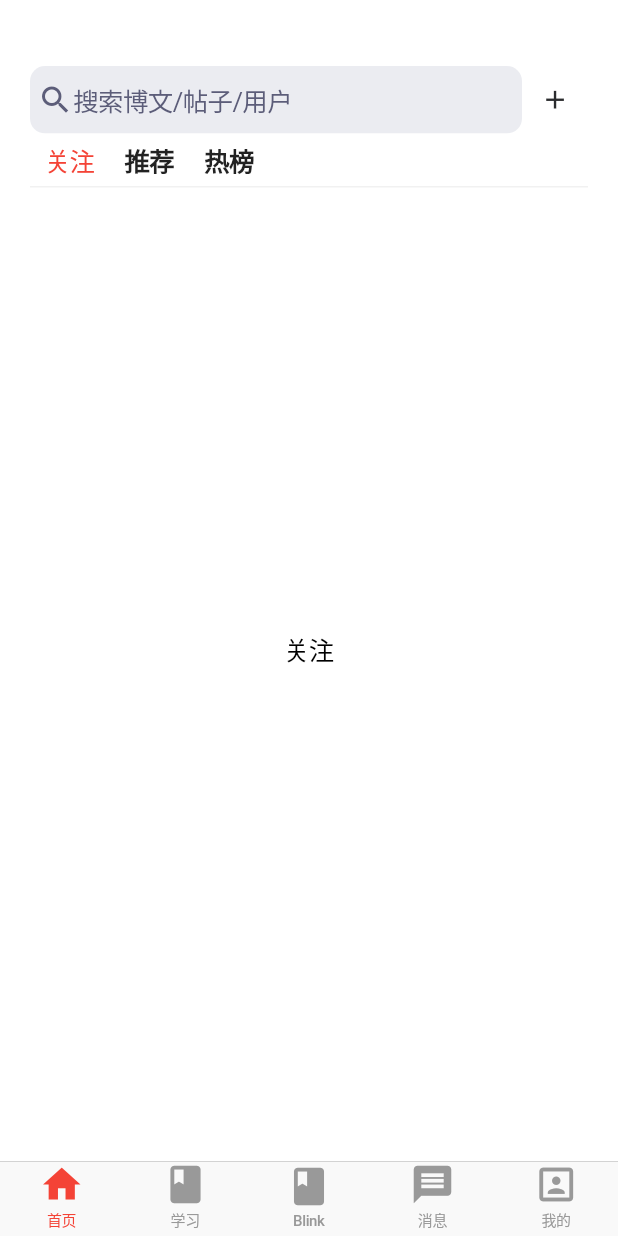
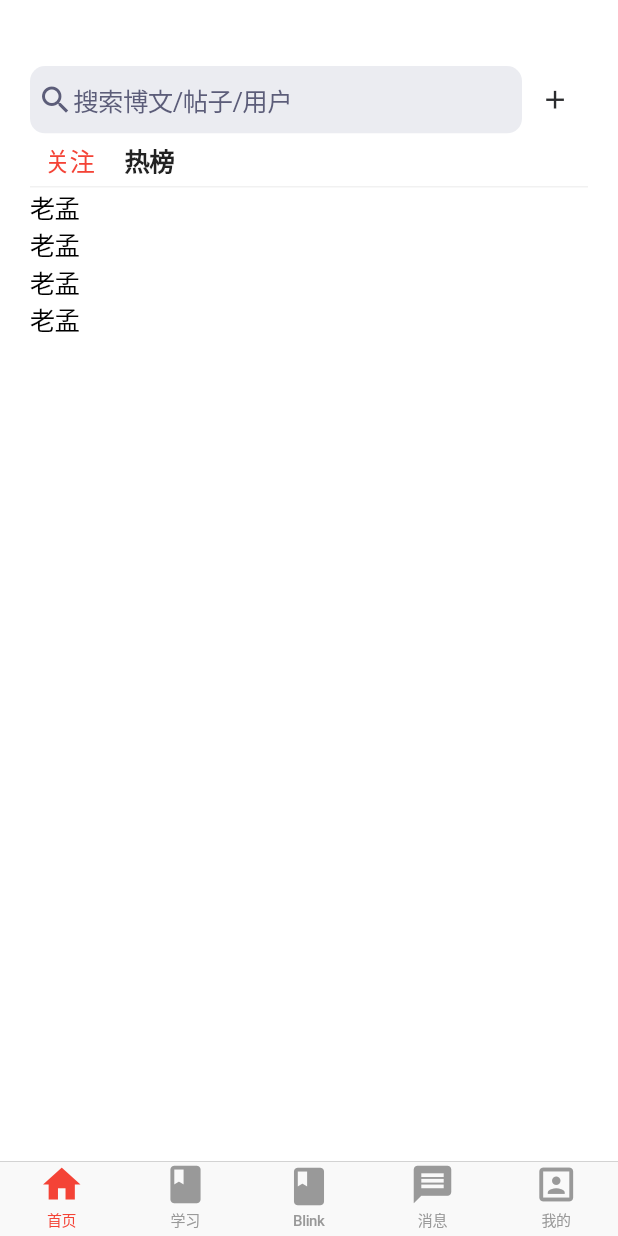
Before and after one commit to jinweizhao/csdn-copy, a Flutter app: the screen it shows after launch, on a phone screen of 412 x 824 dp. Run offline on Flutter 3.47's test engine with Material 2 defaults, Android fonts, the phone set to English and light mode, and no system bars; our stand-ins replace pull_to_refresh.

```diff
--- a/csdn_copy/lib/MainVC/MainScreen.dart
+++ b/csdn_copy/lib/MainVC/MainScreen.dart
@@ -1,6 +1,5 @@
 import 'package:csdn_copy/MainVC/Views/AttentionView.dart';
 import 'package:csdn_copy/MainVC/Views/HotList.dart';
-import 'package:csdn_copy/MainVC/Views/RecommendView.dart';
 import 'package:flutter/cupertino.dart';
 import 'package:flutter/material.dart';
 
@@ -38,12 +37,11 @@ class _MainScreenState extends State<MainScreen>
   void initState() {
     views = [
       AttentionView(),
-      RecommendView(),
       HotListView(),
     ];
 
     _tabController = TabController(
-      length: 3,
+      length: views.length,
       vsync: this,
     );
 
@@ -117,25 +115,13 @@ class _MainScreenState extends State<MainScreen>
                       minSize: 35,
                       padding: EdgeInsets.fromLTRB(10, 0, 10, 0),
                       child: Text(
-                        '推荐',
+                        '热榜',
                         style: _currentIndex == 1
                             ? selectedStyle
                             : deSelectedStyle,
                       ),
                       onPressed: () {
                         switchTypeView(1);
-                      }),
-                  CupertinoButton(
-                      minSize: 35,
-                      padding: EdgeInsets.fromLTRB(10, 0, 10, 0),
-                      child: Text(
-                        '热榜',
-                        style: _currentIndex == 2
-                            ? selectedStyle
-                            : deSelectedStyle,
-                      ),
-                      onPressed: () {
-                        switchTypeView(2);
                       }),
                 ],
               ),
--- a/csdn_copy/lib/MainVC/Views/AttentionView.dart
+++ b/csdn_copy/lib/MainVC/Views/AttentionView.dart
@@ -1,21 +1,34 @@
 import 'package:flutter/cupertino.dart';
 import 'package:flutter/material.dart';
+import 'package:pull_to_refresh/pull_to_refresh.dart';
 
 class AttentionView extends StatefulWidget {
-
   @override
   _AttentionViewState createState() => _AttentionViewState();
 }
 
-class _AttentionViewState extends State<AttentionView>{
+class _AttentionViewState extends State<AttentionView> {
+
 
   @override
   Widget build(BuildContext context) {
-    return Container(
-      child: Center(
-        child: Text('关注'),
-      ),
+    return CustomScrollView(
+      slivers: <Widget>[
+        CupertinoSliverRefreshControl(
+          onRefresh: () async {
+
+
+            setState(() {
+
+            });
+          },
+        ),
+        SliverList(
+          delegate: SliverChildBuilderDelegate((content, index) {
+            return Text('老孟');
+          }, childCount: 4),
+        )
+      ],
     );
   }
-
 }
--- a/csdn_copy/pubspec.yaml
+++ b/csdn_copy/pubspec.yaml
@@ -23,6 +23,8 @@ dependencies:
   # The following adds the Cupertino Icons font to your application.
   # Use with the CupertinoIcons class for iOS style icons.
   cupertino_icons: ^0.1.2
+
+  pull_to_refresh: ^1.5.7
 
 dev_dependencies:
   flutter_test:
```
Also changed, not shown: csdn_copy/lib/MainVC/HotListDetailScreen.dart (+18 -5 lines), csdn_copy/lib/MainVC/Views/HotList.dart (+8 -1 lines), csdn_copy/lib/MainVC/Views/RecommendView.dart (deleted, +0 -17 lines), csdn_copy/pubspec.lock.
